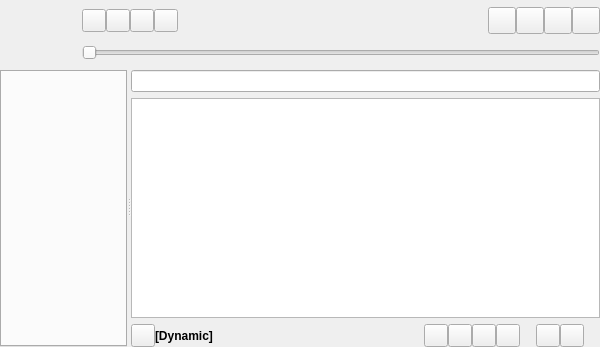
Before: the Qt Designer form gui/mainwindow.ui in polpo/cantata-mac, drawn with Qt 5.
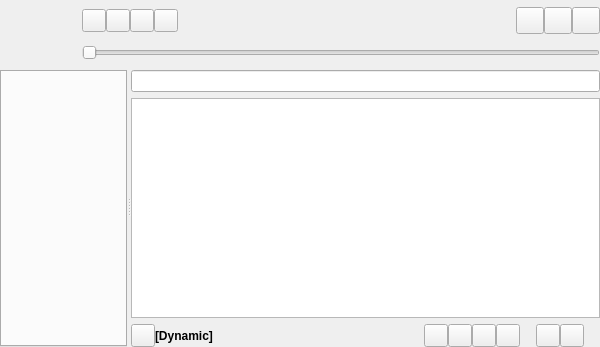
After: the same form once the commit is applied. Custom widgets are drawn as their Qt base class.

Commit message: Move 'Play Stream' icon from toolbar and into menu

The edit to the form file:
```diff
--- a/gui/mainwindow.ui
+++ b/gui/mainwindow.ui
@@ -89,16 +89,6 @@
         <property name="spacing">
          <number>0</number>
         </property>
-        <item>
-         <widget class="ToolButton" name="streamButton">
-          <property name="iconSize">
-           <size>
-            <width>20</width>
-            <height>20</height>
-           </size>
-          </property>
-         </widget>
-        </item>
         <item>
          <widget class="ToolButton" name="songInfoButton">
           <property name="iconSize">
```
The commit also changes 3 other files.
